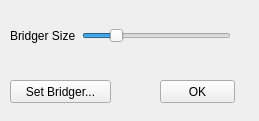
This is forms/bindingmeshpanel.ui in TopModLab/Unfolding as Qt 5 draws it before an edit. The edited form follows.
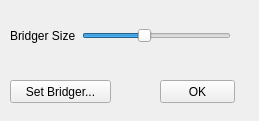
This is the edited form.

Commit message: new rim face algorithm cleaned up bridgerpanelviewer updated bridger size constraint on panels

The edit to the form file:
```diff
--- a/forms/bindingmeshpanel.ui
+++ b/forms/bindingmeshpanel.ui
@@ -61,6 +61,9 @@
     </item>
     <item>
      <widget class="QSlider" name="sizeSlider">
+      <property name="maximum">
+       <number>49</number>
+      </property>
       <property name="value">
        <number>20</number>
       </property>
```
The commit also changes 6 other files.
